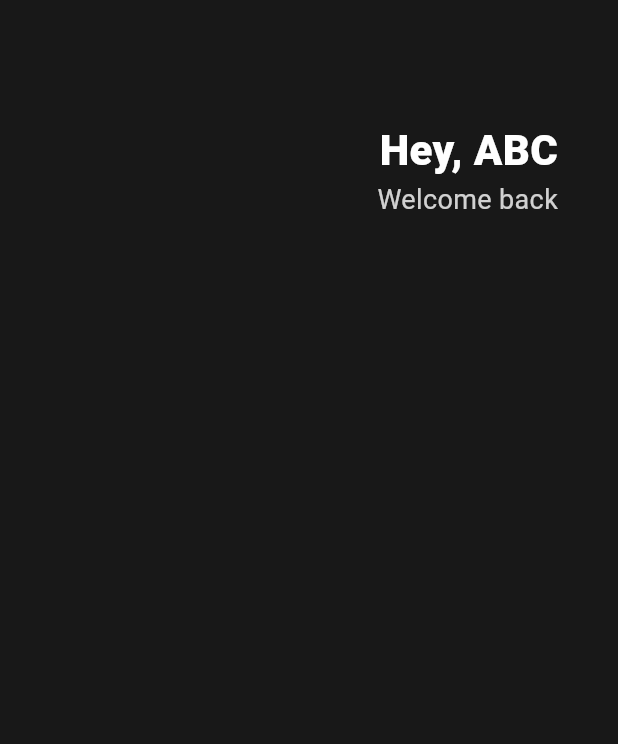
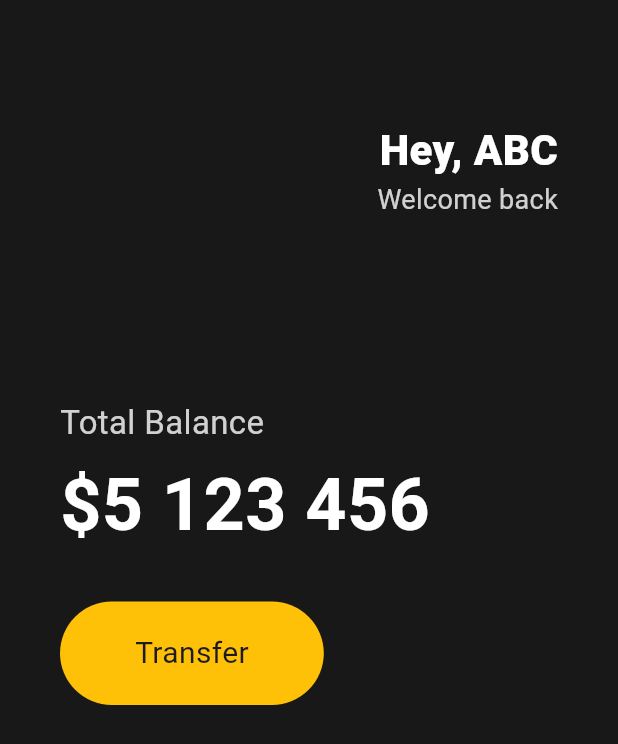
Before and after one commit to 938938/flutter-learn-nomad, a Flutter app: the screen it shows after launch, on a phone screen of 412 x 824 dp. Shown: the top 744 px of the screen. Run offline on Flutter 3.47's test engine with Material 3 defaults, Android fonts, the phone set to English and light mode, and no system bars.

Commit message:
[3.2] Buttons Selection]

```diff
--- a/lib/main.dart
+++ b/lib/main.dart
@@ -13,6 +13,7 @@ class App extends StatelessWidget {
         body: Padding(
           padding: EdgeInsets.symmetric(horizontal: 40),
           child: Column(
+            crossAxisAlignment: CrossAxisAlignment.start,
             children: [
               SizedBox(height: 80),
               Row(
@@ -40,6 +41,41 @@ class App extends StatelessWidget {
                   ),
                 ],
               ),
+              SizedBox(height: 120),
+              Text(
+                'Total Balance',
+                style: TextStyle(
+                  fontSize: 22,
+                  color: Colors.white.withOpacity(0.8),
+                ),
+              ),
+              SizedBox(height: 5),
+              Text(
+                '\$5 123 456',
+                style: TextStyle(
+                  fontSize: 48,
+                  fontWeight: FontWeight.w600,
+                  color: Colors.white,
+                ),
+              ),
+              SizedBox(height: 30),
+              Row(
+                children: [
+                  Container(
+                    decoration: BoxDecoration(
+                      color: Colors.amber,
+                      borderRadius: BorderRadius.circular(45),
+                    ),
+                    child: Padding(
+                      padding: EdgeInsets.symmetric(
+                        vertical: 20,
+                        horizontal: 50,
+                      ),
+                      child: Text('Transfer', style: TextStyle(fontSize: 20)),
+                    ),
+                  ),
+                ],
+              ),
             ],
           ),
         ),
```
